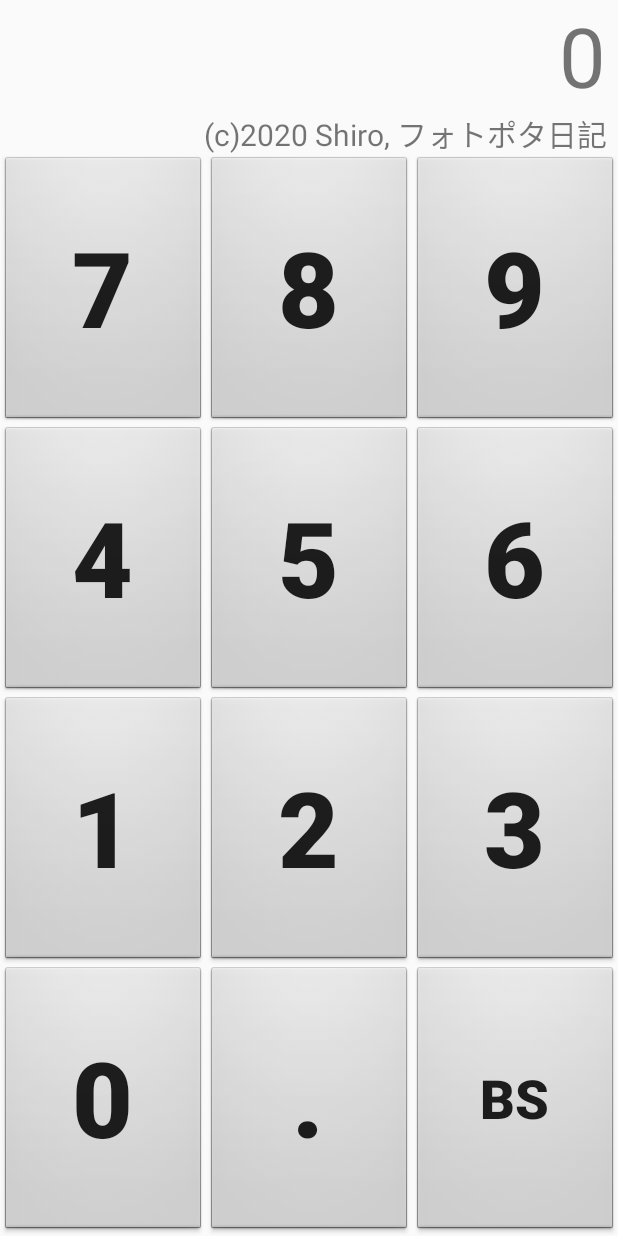
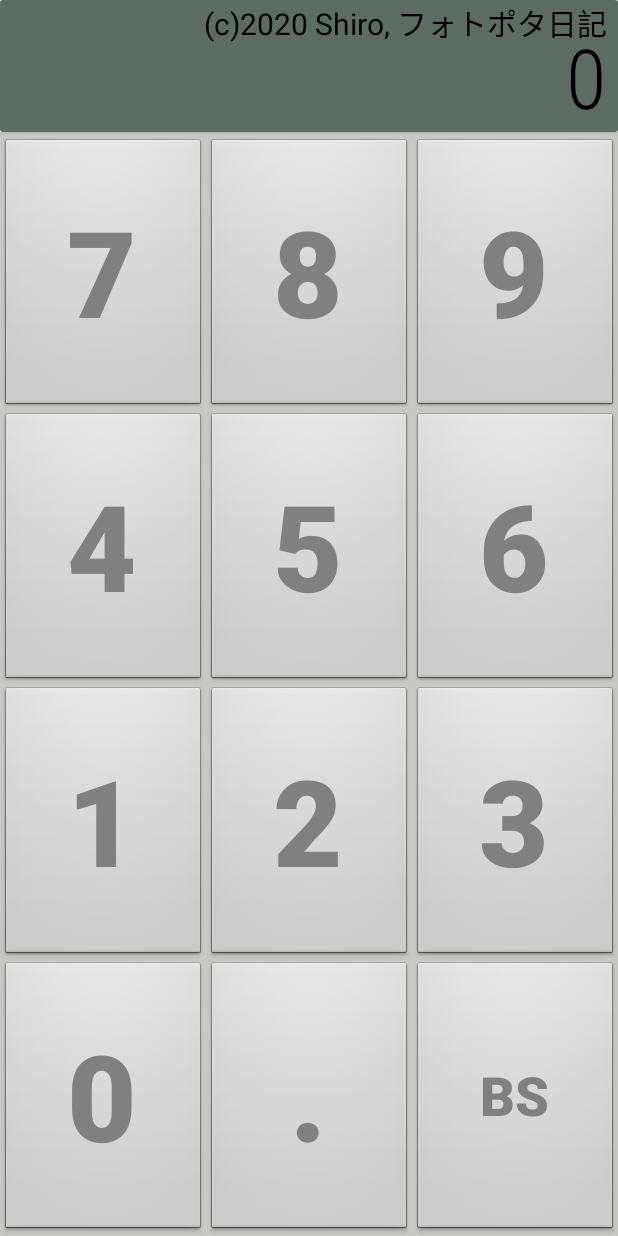
Before and after one commit to Shiro32/MegaCalc, an Android app: the screen it shows after launch (MainActivity), after a tap on "BS", on a phone screen of 412 x 824 dp. Run offline under Robolectric (Android 15) with nearby library versions, the phone set to English and light mode, and no system bars.

Commit message:
V1.1 ボタンデザイン変更 落ち着いた感じのカラーに 次はフォント変更！

```diff
--- a/app/build.gradle
+++ b/app/build.gradle
@@ -32,6 +32,7 @@ dependencies {
     implementation 'androidx.constraintlayout:constraintlayout:1.1.3'
     implementation 'androidx.gridlayout:gridlayout:1.0.0'
     implementation 'androidx.legacy:legacy-support-v4:1.0.0'
+    implementation 'androidx.cardview:cardview:1.0.0'
     testImplementation 'junit:junit:4.12'
     androidTestImplementation 'androidx.test.ext:junit:1.1.1'
     androidTestImplementation 'androidx.test.espresso:espresso-core:3.2.0'
--- a/app/src/main/java/com/sakuraweb/fotopota/megacalc/MainActivity.kt
+++ b/app/src/main/java/com/sakuraweb/fotopota/megacalc/MainActivity.kt
@@ -36,7 +36,7 @@ class MainActivity : AppCompatActivity() {
 
         padMode = PAD_MODE_NUM1
         numPadString1="0"
-        numLCD.text = "MegaCalc 1.0"
+        numLCD.text = "Welcome!"
         pastLCD.text = "(c)2020 Shiro, フォトポタ日記"
 
 //        val fontSize = calcButtonTextSize(btn7)
@@ -110,7 +110,7 @@ class MainActivity : AppCompatActivity() {
                             if( numPadString2!="" || opPadString==getString(R.string.pad_root)) {
                                 val result = calc(numPadString1, opPadString, numPadString2)
 
-                                pastLCD.text = "%s %s %s = %s".format(numPadString1, opPadString, numPadString2, result)
+                                pastLCD.text = "%s %s %s =".format(numPadString1, opPadString, numPadString2)
                                 numPadString1 = result
                                 numLCD.text = numPadString1
                                 numPadString2 = ""
@@ -253,7 +253,12 @@ class MainActivity : AppCompatActivity() {
             }
         }
 
-        return "%.9s".format(ret.toString())
+        // なぜか整数でも「.0」と表示されてしまうので、強引にサプレスする
+        if( ret==ret.toInt().toDouble() ) {
+            return "%.9s".format(ret.toInt().toString() )
+        } else {
+            return "%.9s".format(ret.toString())
+        }
     }
 
     // ボタンテキストをいつでも最大化しよう！
--- a/app/src/main/res/layout/activity_main.xml
+++ b/app/src/main/res/layout/activity_main.xml
@@ -6,16 +6,30 @@
     android:layout_height="match_parent"
     tools:context=".MainActivity">
 
+    <androidx.cardview.widget.CardView
+        android:id="@+id/cardView"
+        android:layout_width="match_parent"
+        android:layout_height="wrap_content"
+        app:layout_constraintEnd_toEndOf="parent"
+        app:layout_constraintStart_toStartOf="parent"
+        app:layout_constraintTop_toTopOf="parent">
+
+        <androidx.constraintlayout.widget.ConstraintLayout
+            android:layout_width="match_parent"
+            android:layout_height="match_parent"
+            android:background="#5C6C62">
+
             <TextView
                 android:id="@+id/opLCD"
                 android:layout_width="wrap_content"
                 android:layout_height="wrap_content"
-        android:layout_marginStart="4dp"
-        android:layout_marginLeft="4dp"
+                android:layout_marginStart="8dp"
+                android:layout_marginLeft="8dp"
                 android:gravity="right"
-        android:textColor="#FD0707"
-        android:textSize="40sp"
-        app:layout_constraintBottom_toBottomOf="@+id/numLCD"
+                android:textColor="@android:color/black"
+                android:textSize="50sp"
+                android:textStyle="bold"
+                app:layout_constraintBottom_toBottomOf="parent"
                 app:layout_constraintStart_toStartOf="parent"
                 app:layout_constraintTop_toTopOf="parent" />
 
@@ -23,13 +37,18 @@
                 android:id="@+id/numLCD"
                 android:layout_width="0dp"
                 android:layout_height="wrap_content"
+                android:layout_marginTop="14dp"
                 android:layout_marginEnd="8dp"
                 android:layout_marginRight="8dp"
+                android:fontFamily="sans-serif-condensed-light"
                 android:gravity="right"
+                android:text="123"
+                android:textColor="@android:color/black"
                 android:textSize="55sp"
+                android:typeface="normal"
                 app:layout_constraintEnd_toEndOf="parent"
-        app:layout_constraintStart_toEndOf="@+id/opLCD"
-        app:layout_constraintTop_toTopOf="parent" />
+                app:layout_constraintStart_toStartOf="parent"
+                app:layout_constraintTop_toTopOf="@+id/pastLCD" />
 
             <TextView
                 android:id="@+id/pastLCD"
@@ -39,20 +58,25 @@
                 android:layout_marginRight="8dp"
                 android:gravity="right"
                 android:text="1+1 = 2"
+                android:textColor="@android:color/black"
                 android:textSize="20sp"
+                android:typeface="normal"
                 app:layout_constraintEnd_toEndOf="parent"
-        app:layout_constraintHorizontal_bias="0.0"
-        app:layout_constraintStart_toStartOf="parent"
-        app:layout_constraintTop_toBottomOf="@+id/numLCD" />
+                app:layout_constraintTop_toTopOf="parent" />
+        </androidx.constraintlayout.widget.ConstraintLayout>
+
+    </androidx.cardview.widget.CardView>
 
     <androidx.viewpager.widget.ViewPager
         android:id="@+id/padPager"
         android:layout_width="match_parent"
         android:layout_height="0dp"
+        android:background="@color/pad_background"
+        android:paddingTop="4dp"
         app:layout_constraintBottom_toBottomOf="parent"
         app:layout_constraintEnd_toEndOf="parent"
         app:layout_constraintStart_toStartOf="parent"
-        app:layout_constraintTop_toBottomOf="@+id/pastLCD">
+        app:layout_constraintTop_toBottomOf="@+id/cardView">
 
 
     </androidx.viewpager.widget.ViewPager>
--- a/app/src/main/res/layout/fragment_num_pad.xml
+++ b/app/src/main/res/layout/fragment_num_pad.xml
@@ -2,10 +2,10 @@
 <androidx.constraintlayout.widget.ConstraintLayout xmlns:android="http://schemas.android.com/apk/res/android"
     xmlns:app="http://schemas.android.com/apk/res-auto"
     xmlns:tools="http://schemas.android.com/tools"
-android:id="@+id/frameLayout"
-android:layout_width="match_parent"
-android:layout_height="match_parent"
-tools:context=".NumPad" >
+    android:id="@+id/frameLayout"
+    android:layout_width="match_parent"
+    android:layout_height="match_parent"
+    tools:context=".NumPad" >
 
     <TableLayout
         android:id="@+id/tableLayout"
@@ -25,33 +25,27 @@ tools:context=".NumPad" >
 
             <Button
                 android:id="@+id/btn7"
+                style="@style/PadButtonStyle"
                 android:layout_width="0dp"
                 android:layout_height="match_parent"
                 android:layout_weight="1"
-                android:background="@android:drawable/btn_default"
-                android:text="7"
-                android:textSize="@dimen/num_btn_size"
-                android:textStyle="bold" />
+                android:text="7" />
 
             <Button
                 android:id="@+id/btn8"
+                style="@style/PadButtonStyle"
                 android:layout_width="0dp"
                 android:layout_height="match_parent"
                 android:layout_weight="1"
-                android:background="@android:drawable/btn_default"
-                android:text="8"
-                android:textSize="@dimen/num_btn_size"
-                android:textStyle="bold" />
+                android:text="8" />
 
             <Button
                 android:id="@+id/btn9"
+                style="@style/PadButtonStyle"
                 android:layout_width="0dp"
                 android:layout_height="match_parent"
                 android:layout_weight="1"
-                android:background="@android:drawable/btn_default"
-                android:text="9"
-                android:textSize="@dimen/num_btn_size"
-                android:textStyle="bold" />
+                android:text="9" />
         </TableRow>
 
         <TableRow
@@ -62,33 +56,27 @@ tools:context=".NumPad" >
 
             <Button
                 android:id="@+id/btn4"
+                style="@style/PadButtonStyle"
                 android:layout_width="0dp"
                 android:layout_height="match_parent"
                 android:layout_weight="1"
-                android:background="@android:drawable/btn_default"
-                android:text="4"
-                android:textSize="@dimen/num_btn_size"
-                android:textStyle="bold" />
+                android:text="4" />
 
             <Button
                 android:id="@+id/btn5"
+                style="@style/PadButtonStyle"
                 android:layout_width="0dp"
                 android:layout_height="match_parent"
                 android:layout_weight="1"
-                android:background="@android:drawable/btn_default"
-                android:text="5"
-                android:textSize="@dimen/num_btn_size"
-                android:textStyle="bold" />
+                android:text="5" />
 
             <Button
                 android:id="@+id/btn6"
+                style="@style/PadButtonStyle"
                 android:layout_width="0dp"
                 android:layout_height="match_parent"
                 android:layout_weight="1"
-                android:background="@android:drawable/btn_default"
-                android:text="6"
-                android:textSize="@dimen/num_btn_size"
-                android:textStyle="bold" />
+                android:text="6" />
 
         </TableRow>
 
@@ -100,33 +88,27 @@ tools:context=".NumPad" >
 
             <Button
                 android:id="@+id/btn1"
+                style="@style/PadButtonStyle"
                 android:layout_width="0dp"
                 android:layout_height="match_parent"
                 android:layout_weight="1"
-                android:background="@android:drawable/btn_default"
-                android:text="1"
-                android:textSize="@dimen/num_btn_size"
-                android:textStyle="bold" />
+                android:text="1" />
 
             <Button
                 android:id="@+id/btn2"
+                style="@style/PadButtonStyle"
                 android:layout_width="0dp"
                 android:layout_height="match_parent"
                 android:layout_weight="1"
-                android:background="@android:drawable/btn_default"
-                android:text="2"
-                android:textSize="@dimen/num_btn_size"
-                android:textStyle="bold" />
+                android:text="2" />
 
             <Button
                 android:id="@+id/btn3"
+                style="@style/PadButtonStyle"
                 android:layout_width="0dp"
                 android:layout_height="match_parent"
                 android:layout_weight="1"
-                android:background="@android:drawable/btn_default"
-                android:text="3"
-                android:textSize="@dimen/num_btn_size"
-                android:textStyle="bold" />
+                android:text="3" />
         </TableRow>
 
         <TableRow
@@ -137,33 +119,28 @@ tools:context=".NumPad" >
 
             <Button
                 android:id="@+id/btn0"
+                style="@style/PadButtonStyle"
                 android:layout_width="0dp"
                 android:layout_height="match_parent"
                 android:layout_weight="1"
-                android:background="@android:drawable/btn_default"
-                android:text="0"
-                android:textSize="@dimen/num_btn_size"
-                android:textStyle="bold" />
+                android:text="0" />
 
             <Button
                 android:id="@+id/btnPoint"
+                style="@style/PadButtonStyle"
                 android:layout_width="0dp"
                 android:layout_height="match_parent"
                 android:layout_weight="1"
-                android:background="@android:drawable/btn_default"
-                android:text="."
-                android:textSize="@dimen/num_btn_size"
-                android:textStyle="bold" />
+                android:text="." />
 
             <Button
                 android:id="@+id/btnBS"
+                style="@style/PadButtonStyle"
                 android:layout_width="0dp"
                 android:layout_height="match_parent"
                 android:layout_weight="1"
-                android:background="@android:drawable/btn_default"
                 android:text="BS"
-                android:textSize="@dimen/num_btn2_size"
-                android:textStyle="bold" />
+                android:textSize="@dimen/num_btn2_size" />
         </TableRow>
 
     </TableLayout>
--- a/app/src/main/res/layout/fragment_op_pad.xml
+++ b/app/src/main/res/layout/fragment_op_pad.xml
@@ -25,6 +25,7 @@
 
             <Button
                 android:id="@+id/btnPlus"
+                style="@style/PadButtonStyle"
                 android:layout_width="0dp"
                 android:layout_height="match_parent"
                 android:layout_weight="1"
@@ -35,6 +36,7 @@
 
             <Button
                 android:id="@+id/btnMinus"
+                style="@style/PadButtonStyle"
                 android:layout_width="0dp"
                 android:layout_height="match_parent"
                 android:layout_weight="1"
@@ -53,6 +55,7 @@
 
             <Button
                 android:id="@+id/btnMul"
+                style="@style/PadButtonStyle"
                 android:layout_width="0dp"
                 android:layout_height="match_parent"
                 android:layout_weight="1"
@@ -63,6 +66,7 @@
 
             <Button
                 android:id="@+id/btnDiv"
+                style="@style/PadButtonStyle"
                 android:layout_width="0dp"
                 android:layout_height="match_parent"
                 android:layout_weight="1"
@@ -81,6 +85,7 @@
 
             <Button
                 android:id="@+id/btnAC2"
+                style="@style/PadButtonStyle"
                 android:layout_width="0dp"
                 android:layout_height="match_parent"
                 android:layout_weight="1"
@@ -91,6 +96,7 @@
 
             <Button
                 android:id="@+id/btnRoot"
+                style="@style/PadButtonStyle"
                 android:layout_width="0dp"
                 android:layout_height="match_parent"
                 android:layout_weight="1"
--- a/app/src/main/res/values/colors.xml
+++ b/app/src/main/res/values/colors.xml
@@ -3,4 +3,5 @@
     <color name="colorPrimary">#6200EE</color>
     <color name="colorPrimaryDark">#3700B3</color>
     <color name="colorAccent">#03DAC5</color>
+    <color name="pad_background">#C8C8C6</color>
 </resources>
--- a/app/src/main/res/values/styles.xml
+++ b/app/src/main/res/values/styles.xml
@@ -7,4 +7,13 @@
         <item name="colorAccent">@color/colorAccent</item>
     </style>
 
+
+    <style name="PadButtonStyle">
+        <item name="android:textColor">@android:color/tertiary_text_light</item>
+        <item name="android:layout_margin">0dp</item>
+        <item name="android:textSize">80dp</item>
+        <item name="android:textStyle">bold</item>
+        <item name="android:background">@android:drawable/btn_default</item>
+    </style>
+
 </resources>
```
Lines whose indentation alone changed are shown as unchanged.
